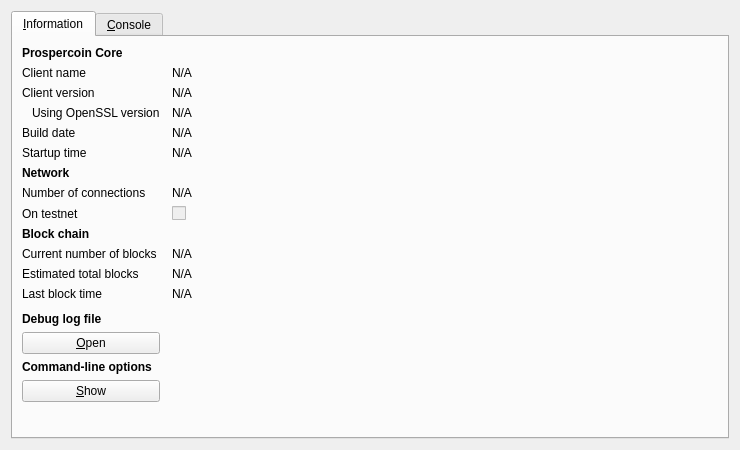
Above: src/qt/forms/rpcconsole.ui from deadpoets/prospercoin before the change. Below: the same form after it.
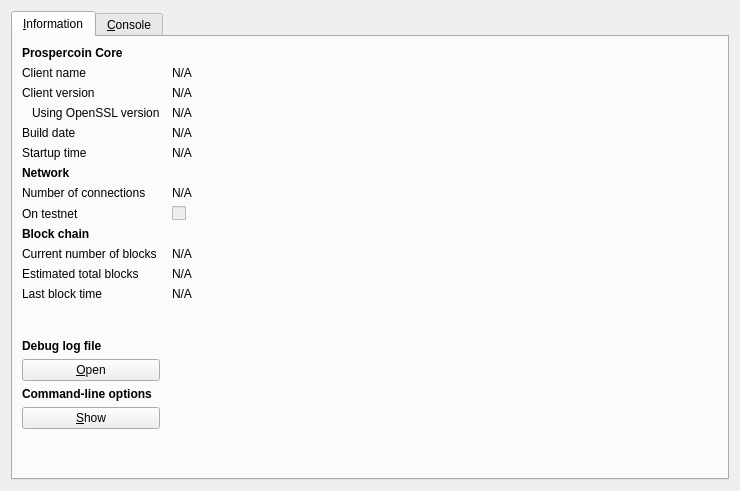
That is the form after the change. Icons and pictures are not drawn.

Patch:
```diff
--- a/src/qt/forms/rpcconsole.ui
+++ b/src/qt/forms/rpcconsole.ui
@@ -7,12 +7,15 @@
     <x>0</x>
     <y>0</y>
     <width>740</width>
-    <height>450</height>
+    <height>491</height>
    </rect>
   </property>
   <property name="windowTitle">
    <string>Prospercoin - Debug window</string>
   </property>
+  <property name="styleSheet">
+   <string notr="true">QWidget{ border-image:none}</string>
+  </property>
   <layout class="QVBoxLayout" name="verticalLayout_2">
    <item>
     <widget class="QTabWidget" name="tabWidget">
```
